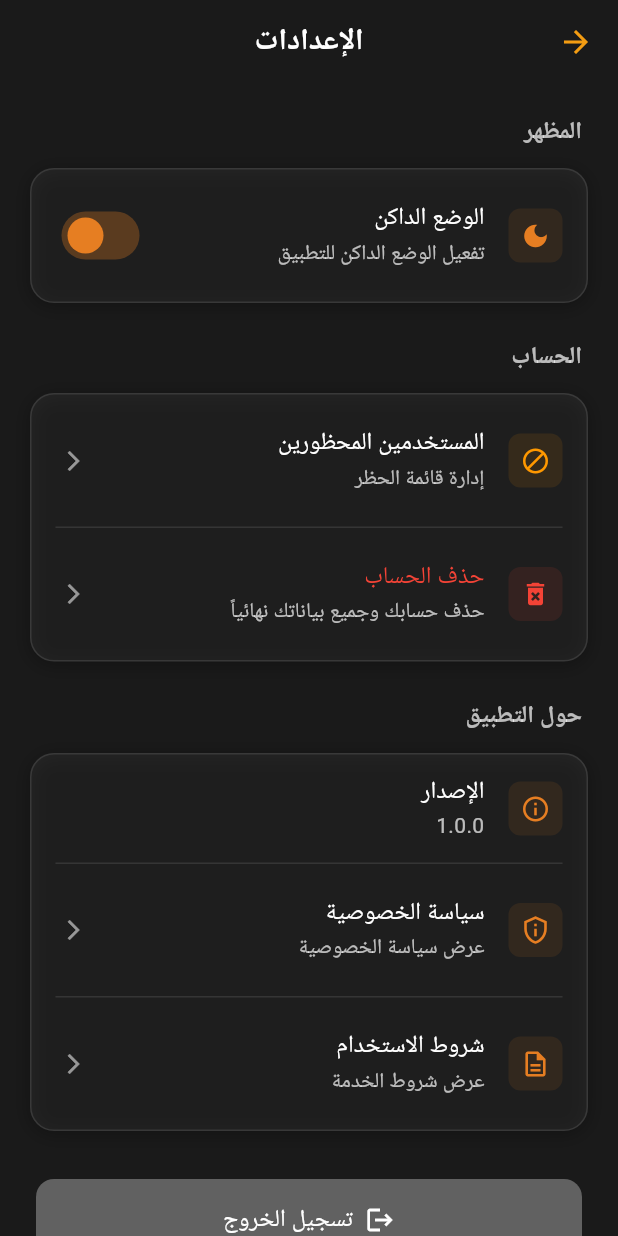
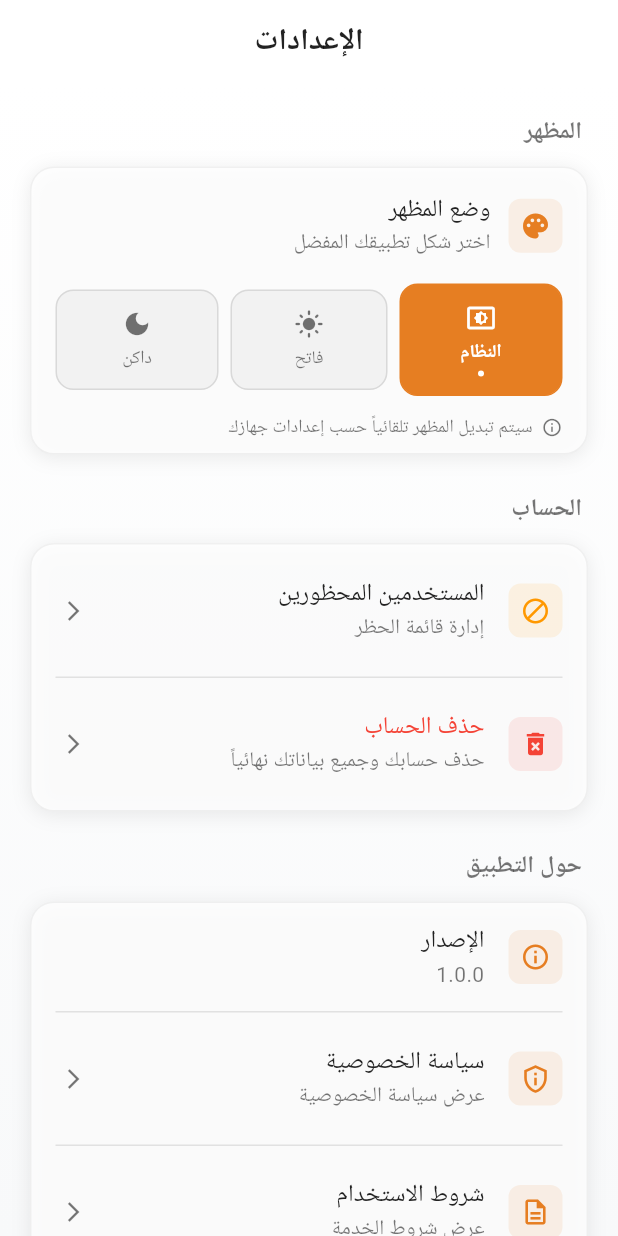
Before and after one commit to Mr-Yacin/connected, a Flutter app: the SettingsScreen screen opened by its route, on a phone screen of 412 x 824 dp. Run offline on Flutter 3.47's test engine with Material 3 defaults, Android fonts, the light colour scheme and no system bars; our stand-ins replace audioplayers, cached_network_image, cloud_firestore, connectivity_plus, firebase_analytics, firebase_auth and 13 more; missing offline and left inert: firebase_performance, record; accounts and stored records are empty; generated files the repository leaves out were written again.

```diff
--- a/lib/features/settings/presentation/screens/settings_screen.dart
+++ b/lib/features/settings/presentation/screens/settings_screen.dart
@@ -5,6 +5,7 @@ import 'package:go_router/go_router.dart';
 import 'package:firebase_auth/firebase_auth.dart';
 import '../providers/settings_provider.dart';
 import '../../../../core/theme/app_colors.dart';
+import '../../../../core/theme/theme_provider.dart';
 
 /// Settings screen for managing user preferences and account
 class SettingsScreen extends ConsumerWidget {
@@ -100,18 +101,7 @@ class SettingsScreen extends ConsumerWidget {
                           _buildSectionHeader('المظهر', isDarkMode),
                           _buildSettingsCard(
                             children: [
-                              _buildSwitchTile(
-                                title: 'الوضع الداكن',
-                                subtitle: 'تفعيل الوضع الداكن للتطبيق',
-                                value: settingsState.preferences.isDarkMode,
-                                onChanged: (value) async {
-                                  await settingsNotifier.toggleDarkMode();
-                                },
-                                icon: settingsState.preferences.isDarkMode
-                                    ? Icons.dark_mode
-                                    : Icons.light_mode,
-                                isDarkMode: isDarkMode,
-                              ),
+                              _buildThemeSelector(context, ref, isDarkMode),
                             ],
                             isDarkMode: isDarkMode,
                           ),
@@ -218,6 +208,179 @@ class SettingsScreen extends ConsumerWidget {
               ),
       ),
     );
+  }
+
+  // Theme selector widget
+  Widget _buildThemeSelector(BuildContext context, WidgetRef ref, bool isDarkMode) {
+    final currentThemeOption = ref.watch(currentThemeOptionProvider);
+    final themeNotifier = ref.read(themeProvider.notifier);
+
+    return Column(
+      crossAxisAlignment: CrossAxisAlignment.start,
+      children: [
+        Padding(
+          padding: const EdgeInsets.all(16),
+          child: Row(
+            children: [
+              Container(
+                padding: const EdgeInsets.all(8),
+                decoration: BoxDecoration(
+                  borderRadius: BorderRadius.circular(8),
+                  color: AppColors.primary.withOpacity(0.1),
+                ),
+                child: Icon(
+                  Icons.palette,
+                  color: AppColors.primary,
+                  size: 20,
+                ),
+              ),
+              const SizedBox(width: 12),
+              Expanded(
+                child: Column(
+                  crossAxisAlignment: CrossAxisAlignment.start,
+                  children: [
+                    Text(
+                      'وضع المظهر',
+                      style: TextStyle(
+                        fontSize: 16,
+                        fontWeight: FontWeight.w500,
+                        color: isDarkMode ? Colors.white : Colors.black87,
+                      ),
+                    ),
+                    Text(
+                      'اختر شكل تطبيقك المفضل',
+                      style: TextStyle(
+                        fontSize: 14,
+                        color: isDarkMode ? Colors.white70 : Colors.black54,
+                      ),
+                    ),
+                  ],
+                ),
+              ),
+            ],
+          ),
+        ),
+        Padding(
+          padding: const EdgeInsets.symmetric(horizontal: 16),
+          child: Row(
+            children: ThemeOption.values.map((option) {
+              final isSelected = currentThemeOption == option;
+              return Expanded(
+                child: GestureDetector(
+                  onTap: () async {
+                    await themeNotifier.setThemeOption(option);
+                  },
+                  child: AnimatedContainer(
+                    duration: const Duration(milliseconds: 300),
+                    margin: EdgeInsets.only(
+                      right: option == ThemeOption.system ? 0 : 4,
+                      left: option == ThemeOption.dark ? 0 : 4,
+                    ),
+                    padding: const EdgeInsets.symmetric(vertical: 12),
+                    decoration: BoxDecoration(
+                      borderRadius: BorderRadius.circular(12),
+                      color: isSelected
+                          ? AppColors.primary
+                          : isDarkMode
+                              ? Colors.white.withOpacity(0.05)
+                              : Colors.grey.withOpacity(0.1),
+                      border: Border.all(
+                        color: isSelected
+                            ? AppColors.primary
+                            : isDarkMode
+                                ? Colors.white.withOpacity(0.1)
+                                : Colors.grey.withOpacity(0.3),
+                      ),
+                    ),
+                    child: Column(
+                      children: [
+                        Icon(
+                          _getThemeIcon(option),
+                          color: isSelected
+                              ? Colors.white
+                              : isDarkMode
+                                  ? Colors.white70
+                                  : Colors.black54,
+                          size: 20,
+                        ),
+                        const SizedBox(height: 4),
+                        Text(
+                          _getThemeLabel(option),
+                          style: TextStyle(
+                            fontSize: 12,
+                            fontWeight: isSelected ? FontWeight.w600 : FontWeight.w500,
+                            color: isSelected
+                                ? Colors.white
+                                : isDarkMode
+                                    ? Colors.white70
+                                    : Colors.black54,
+                          ),
+                        ),
+                        if (isSelected)
+                          Container(
+                            margin: const EdgeInsets.only(top: 4),
+                            width: 4,
+                            height: 4,
+                            decoration: BoxDecoration(
+                              color: Colors.white,
+                              borderRadius: BorderRadius.circular(2),
+                            ),
+                          ),
+                      ],
+                    ),
+                  ),
+                ),
+              );
+            }).toList(),
+          ),
+        ),
+        if (currentThemeOption == ThemeOption.system)
+          Padding(
+            padding: const EdgeInsets.fromLTRB(16, 12, 16, 8),
+            child: Row(
+              children: [
+                Icon(
+                  Icons.info_outline,
+                  size: 14,
+                  color: isDarkMode ? Colors.white70 : Colors.black54,
+                ),
+                const SizedBox(width: 6),
+                Expanded(
+                  child: Text(
+                    'سيتم تبديل المظهر تلقائياً حسب إعدادات جهازك',
+                    style: TextStyle(
+                      fontSize: 12,
+                      color: isDarkMode ? Colors.white70 : Colors.black54,
+                    ),
+                  ),
+                ),
+              ],
+            ),
+          ),
+      ],
+    );
+  }
+
+  IconData _getThemeIcon(ThemeOption option) {
+    switch (option) {
+      case ThemeOption.system:
+        return Icons.settings_brightness;
+      case ThemeOption.light:
+        return Icons.light_mode;
+      case ThemeOption.dark:
+        return Icons.dark_mode;
+    }
+  }
+
+  String _getThemeLabel(ThemeOption option) {
+    switch (option) {
+      case ThemeOption.system:
+        return 'النظام';
+      case ThemeOption.light:
+        return 'فاتح';
+      case ThemeOption.dark:
+        return 'داكن';
+    }
   }
 
   // Helper methods for modern UI components
--- a/lib/main.dart
+++ b/lib/main.dart
@@ -4,6 +4,7 @@ import 'package:flutter_riverpod/flutter_riverpod.dart';
 import 'package:firebase_performance/firebase_performance.dart';
 import 'package:firebase_analytics/firebase_analytics.dart';
 import 'package:social_connect_app/core/theme/app_theme.dart';
+import 'package:social_connect_app/core/theme/theme_provider.dart';
 import 'package:social_connect_app/core/navigation/app_router.dart';
 import 'package:social_connect_app/services/firebase_service.dart';
 import 'package:social_connect_app/services/performance_service.dart';
@@ -48,7 +49,7 @@ class MyApp extends ConsumerWidget {
       // Theme Configuration
       theme: AppTheme.lightTheme,
       darkTheme: AppTheme.darkTheme,
-      themeMode: ThemeMode.dark, // Default to dark mode as per requirements
+      themeMode: ref.watch(themeProvider), // Dynamic theme from provider
       // RTL Support
       locale: const Locale('ar', 'SA'),
       supportedLocales: const [Locale('ar', 'SA'), Locale('en', 'US')],
--- a/lib/services/preferences_service.dart
+++ b/lib/services/preferences_service.dart
@@ -1,5 +1,6 @@
 import 'package:shared_preferences/shared_preferences.dart';
 import '../core/exceptions/app_exceptions.dart';
+import '../core/theme/theme_provider.dart';
 
 /// User preferences model
 class UserPreferences {
@@ -52,6 +53,7 @@ class UserPreferences {
 class PreferencesService {
   static const String _languageKey = 'user_language';
   static const String _darkModeKey = 'user_dark_mode';
+  static const String _themeOptionKey = 'theme_option';
 
   final SharedPreferences? _prefs;
 
@@ -138,8 +140,40 @@ class PreferencesService {
       final prefs = await _preferences;
       await prefs.remove(_languageKey);
       await prefs.remove(_darkModeKey);
+      await prefs.remove(_themeOptionKey);
     } catch (e) {
       throw AppException('فشل مسح الإعدادات: $e');
     }
   }
+
+  /// Save theme option preference
+  Future<void> setThemeOption(ThemeOption option) async {
+    try {
+      final prefs = await _preferences;
+      await prefs.setInt(_themeOptionKey, option.value);
+    } catch (e) {
+      throw AppException('فشل حفظ خيار الثيم: $e');
+    }
+  }
+
+  /// Get theme option preference
+  Future<ThemeOption> getThemeOption() async {
+    try {
+      final prefs = await _preferences;
+      final value = prefs.getInt(_themeOptionKey) ?? ThemeOption.system.value;
+      return ThemeOption.fromValue(value);
+    } catch (e) {
+      return ThemeOption.system;
+    }
+  }
+
+  /// Get theme option preference (synchronous version)
+  ThemeOption getThemeOptionSync() {
+    try {
+      final value = _prefs?.getInt(_themeOptionKey) ?? ThemeOption.system.value;
+      return ThemeOption.fromValue(value);
+    } catch (e) {
+      return ThemeOption.system;
+    }
+  }
 }
```
Also changed, not shown: lib/core/theme/theme_provider.dart (added, +121 -0 lines).
